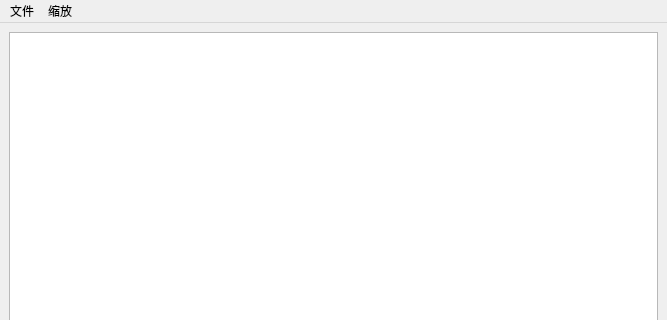
Old version of the form mainwindow.ui in the repository iHe1u0/ResizePicture; both pictures show x 0 to 667 and y 0 to 320 of the 667 by 480 pixel window.
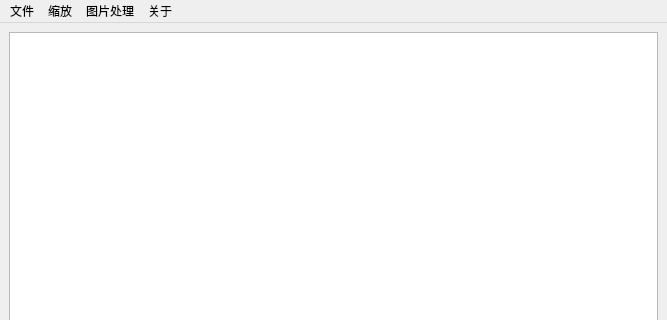
New version of the form.

```diff
--- a/mainwindow.ui
+++ b/mainwindow.ui
@@ -53,14 +53,27 @@
     <addaction name="separator"/>
     <addaction name="actionExit"/>
    </widget>
-   <widget class="QMenu" name="menuAbout">
+   <widget class="QMenu" name="menuZoom">
     <property name="title">
      <string>缩放</string>
     </property>
     <addaction name="actionZoomIn"/>
     <addaction name="actionZoomOut"/>
    </widget>
+   <widget class="QMenu" name="menu">
+    <property name="title">
+     <string>图片处理</string>
+    </property>
+   </widget>
+   <widget class="QMenu" name="menuAbout">
+    <property name="title">
+     <string>关于</string>
+    </property>
+    <addaction name="actionShowAbout"/>
+   </widget>
    <addaction name="menuFile"/>
+   <addaction name="menuZoom"/>
+   <addaction name="menu"/>
    <addaction name="menuAbout"/>
   </widget>
   <widget class="QStatusBar" name="statusbar">
```
Left out of the diff: 5 changed lines with no effect on the pictures.
